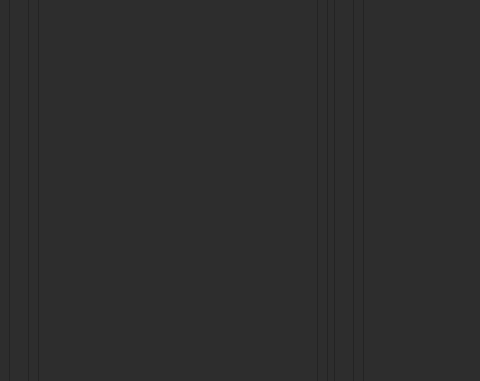
The window that GUI/system_gui.ui (GhostTonyRus/Antivirus) describes before a commit, drawn with Qt 5; both pictures show x 0 to 480 and y 315 to 696 of the 1223 by 965 pixel window.
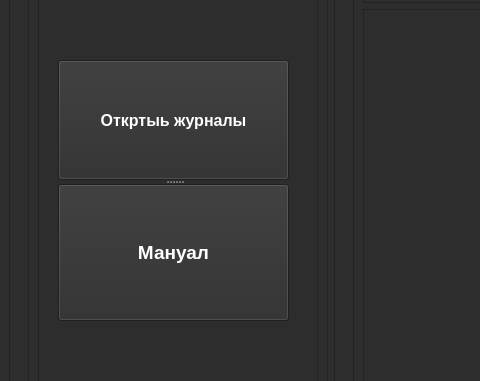
The same window after the commit. The open tabs and pages were chosen to show the change.

```diff
--- a/GUI/system_gui.ui
+++ b/GUI/system_gui.ui
@@ -379,7 +379,7 @@
                     <string notr="true">color: rgb(255, 255, 255);</string>
                    </property>
                    <property name="currentIndex">
-                    <number>3</number>
+                    <number>0</number>
                    </property>
                    <widget class="QWidget" name="page_antivirus_menu">
                     <property name="geometry">
@@ -486,12 +486,12 @@
                        </font>
                       </property>
                       <property name="text">
-                       <string>Блокировка IP</string>
+                       <string>Межсетевой экран</string>
                       </property>
                      </widget>
                     </widget>
                    </widget>
-                   <widget class="QWidget" name="page_2">
+                   <widget class="QWidget" name="page_server_menu">
                     <property name="geometry">
                      <rect>
                       <x>0</x>
@@ -565,7 +565,7 @@
                      </widget>
                     </widget>
                    </widget>
-                   <widget class="QWidget" name="page_3">
+                   <widget class="QWidget" name="page_dbms_menu">
                     <property name="geometry">
                      <rect>
                       <x>0</x>
@@ -615,7 +615,7 @@
                      </widget>
                     </widget>
                    </widget>
-                   <widget class="QWidget" name="page_4">
+                   <widget class="QWidget" name="page_action_log">
                     <property name="geometry">
                      <rect>
                       <x>0</x>
@@ -627,6 +627,43 @@
                     <attribute name="label">
                      <string>Журнал действий</string>
                     </attribute>
+                    <widget class="QSplitter" name="splitter_4">
+                     <property name="geometry">
+                      <rect>
+                       <x>10</x>
+                       <y>110</y>
+                       <width>231</width>
+                       <height>261</height>
+                      </rect>
+                     </property>
+                     <property name="orientation">
+                      <enum>Qt::Vertical</enum>
+                     </property>
+                     <widget class="QPushButton" name="btn_open_action_log">
+                      <property name="font">
+                       <font>
+                        <pointsize>12</pointsize>
+                        <weight>75</weight>
+                        <bold>true</bold>
+                       </font>
+                      </property>
+                      <property name="text">
+                       <string>Откртыь журналы</string>
+                      </property>
+                     </widget>
+                     <widget class="QPushButton" name="btn_action_log_manual">
+                      <property name="font">
+                       <font>
+                        <pointsize>14</pointsize>
+                        <weight>75</weight>
+                        <bold>true</bold>
+                       </font>
+                      </property>
+                      <property name="text">
+                       <string>Мануал</string>
+                      </property>
+                     </widget>
+                    </widget>
                    </widget>
                   </widget>
                  </item>
@@ -1665,6 +1702,7 @@
                   </item>
                  </layout>
                 </widget>
+                <widget class="QWidget" name="page_show_action_log_manual"/>
                 <widget class="QWidget" name="page_show_logging_journal">
                  <layout class="QVBoxLayout" name="verticalLayout_32">
                   <item>
@@ -1676,8 +1714,22 @@
                      <enum>QFrame::Raised</enum>
                     </property>
                     <layout class="QVBoxLayout" name="verticalLayout_33">
+                     <item alignment="Qt::AlignTop">
+                      <widget class="QListWidget" name="lw_log_widget">
+                       <property name="font">
+                        <font>
+                         <pointsize>20</pointsize>
+                         <weight>75</weight>
+                         <bold>true</bold>
+                        </font>
+                       </property>
+                       <property name="styleSheet">
+                        <string notr="true">color: rgb(255, 255, 255);</string>
+                       </property>
+                      </widget>
+                     </item>
                      <item>
-                      <widget class="QListWidget" name="lw_log_button">
+                      <widget class="QPlainTextEdit" name="pte_log_action">
                        <property name="font">
                         <font>
                          <pointsize>14</pointsize>
@@ -1685,6 +1737,9 @@
                          <bold>true</bold>
                         </font>
                        </property>
+                       <property name="styleSheet">
+                        <string notr="true">color: rgb(255, 255, 255);</string>
+                       </property>
                       </widget>
                      </item>
                     </layout>
```
